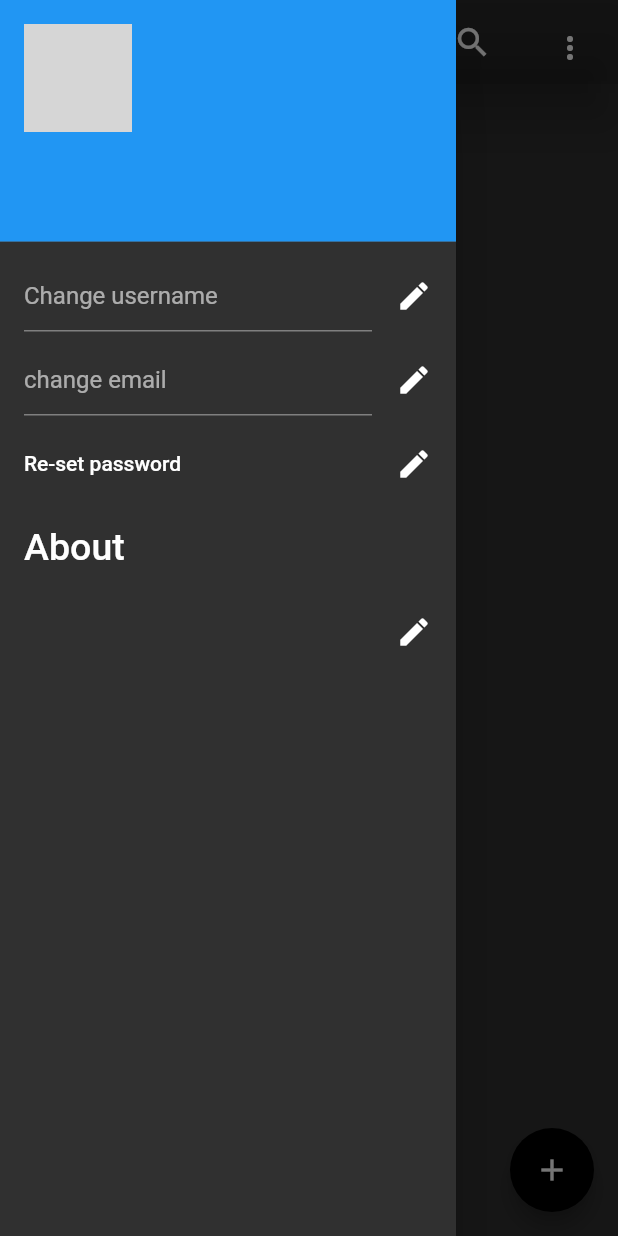
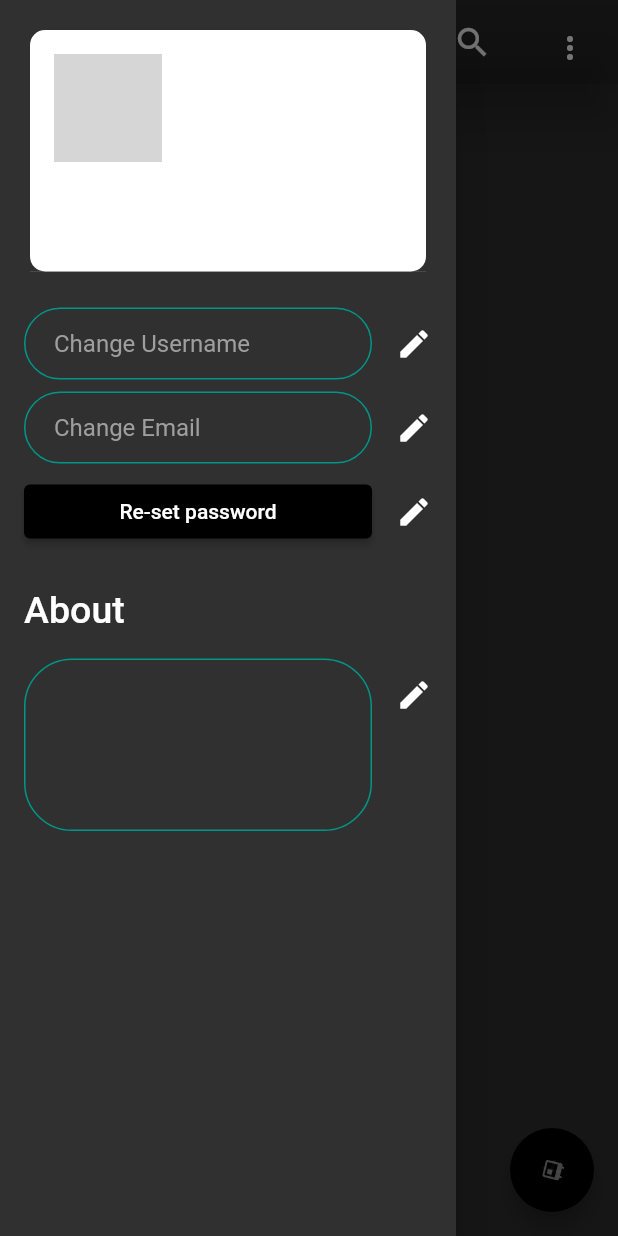
Before and after one commit to PranshuPandya/locus-stolker-app, a Flutter app: the GroupScreen screen opened by its route, with the side drawer open, on a phone screen of 412 x 824 dp. Run offline on Flutter 3.47's test engine with Material 2 defaults, Android fonts, the phone set to English and light mode, and no system bars; our stand-ins replace animated_text_kit, cloud_firestore, firebase_auth, firebase_core, firebase_storage, geolocator and 3 more; missing offline and left inert: custom_pop_up_menu; accounts and stored records are empty; network calls fail; grey boxes are pictures that could not be loaded.

Commit message:
Update group_screen.dart

```diff
--- a/lib/screens/group_screen.dart
+++ b/lib/screens/group_screen.dart
@@ -6,6 +6,7 @@ import 'package:locus_stalker/screens/login_screen.dart';
 import 'package:locus_stalker/screens/reset_password_screen.dart';
 import 'package:locus_stalker/screens/search_screen.dart';
 import 'package:location/location.dart';
+import '../constants.dart';
 import 'profile_screen.dart';
 import 'about_screen.dart';
 import 'package:custom_pop_up_menu/custom_pop_up_menu.dart';
@@ -23,7 +24,7 @@ class GroupScreen extends StatefulWidget {
   _GroupScreenState createState() => _GroupScreenState();
 }
 
-class _GroupScreenState extends State<GroupScreen> {
+class _GroupScreenState extends State<GroupScreen> with SingleTickerProviderStateMixin{
   String? email;
   String? userName;
   String? about;
@@ -38,6 +39,7 @@ class _GroupScreenState extends State<GroupScreen> {
   var emailController = TextEditingController();
   var passwordController = TextEditingController();
   var aboutController = TextEditingController();
+  late AnimationController controller;
 
   @override
   void initState() {
@@ -46,6 +48,14 @@ class _GroupScreenState extends State<GroupScreen> {
     userData();
     getLocation();
     getCurrentUserInfo();
+    controller = AnimationController(
+      vsync: this,
+      duration: Duration(seconds: 10),
+    );
+    controller.forward().then((_) async {
+      await Future.delayed(Duration(seconds: 1));
+      controller.reverse();
+    });
   }
 
   getCurrentUserInfo() async {
@@ -107,6 +117,11 @@ class _GroupScreenState extends State<GroupScreen> {
         child: ListView(
           children: [
             UserAccountsDrawerHeader(
+              decoration: BoxDecoration(
+                color: Colors.white,
+                borderRadius: BorderRadius.circular(10),
+              ),
+              margin: EdgeInsets.all(20.0),
               currentAccountPicture: GestureDetector(
                 child: CircleAvatar(
                   backgroundColor: Colors.grey.shade800,
@@ -136,14 +151,18 @@ class _GroupScreenState extends State<GroupScreen> {
                   getCurrentUserInfo();
                 },
               ),
-              accountName: Text(
+              accountName: Container(
+                child: Text(
                   userName!,
                   style: TextStyle(
                     fontWeight: FontWeight.bold,
                     fontSize: 15.0,
+                    color: Colors.black,
                   ),
                 ),
-              accountEmail: Text(email!),
+              ),
+              accountEmail: Container(
+                  child: Text(email!, style: TextStyle(color: Colors.black))),
             ),
             ListTile(
               title: TextField(
@@ -151,9 +170,7 @@ class _GroupScreenState extends State<GroupScreen> {
                 onChanged: (value) {
                   changedUserName = value;
                 },
-                decoration: InputDecoration(
-                  hintText: "Change username",
-                ),
+                decoration: kTextFieldDecoration.copyWith(hintText: 'Change Username'),
               ),
               trailing: GestureDetector(
                 onTap: () async {
@@ -201,9 +218,7 @@ class _GroupScreenState extends State<GroupScreen> {
                 onChanged: (value) {
                   changedEmail = value;
                 },
-                decoration: InputDecoration(
-                  hintText: "change email",
-                ),
+                decoration: kTextFieldDecoration.copyWith(hintText: 'Change Email'),
               ),
               trailing: GestureDetector(
                 onTap: () async {
@@ -235,9 +250,19 @@ class _GroupScreenState extends State<GroupScreen> {
               ),
             ),
             ListTile(
-              title: Text(
+              title: ElevatedButton(
+                onPressed: () {
+                  Navigator.pushNamed(context, ResetPasswordScreen.id);
+                },
+                style: ButtonStyle(
+                  backgroundColor:
+                      MaterialStateProperty.all<Color>(Colors.black),
+                ),
+                child: Text(
                   'Re-set password',
+                  textAlign: TextAlign.center,
                   style: TextStyle(color: Colors.white),
+                ),
               ),
               trailing: GestureDetector(
                 onTap: () {
@@ -249,10 +274,15 @@ class _GroupScreenState extends State<GroupScreen> {
                 ),
               ),
             ),
+            SizedBox(
+              height: 10,
+            ),
             ListTile(
               title: Text(
                 'About',
+                textAlign: TextAlign.left,
                 style: TextStyle(
+
                   fontSize: 25.0,
                   color: Colors.white,
                 ),
@@ -268,17 +298,8 @@ class _GroupScreenState extends State<GroupScreen> {
                   changedAbout = value;
                 },
                 controller: aboutController,
-                decoration: InputDecoration(
-                  hintText: '$about',
-                  hintStyle: TextStyle(
-                    color: Colors.white,
-                  ),
-                  border: InputBorder.none,
-                  focusedBorder: InputBorder.none,
-                  enabledBorder: InputBorder.none,
-                  errorBorder: InputBorder.none,
-                  disabledBorder: InputBorder.none,
-                ),
+                decoration: kTextFieldDecoration.copyWith(hintText: '$about'),
+
               ),
               trailing: GestureDetector(
                 onTap: () async {
@@ -375,9 +396,22 @@ class _GroupScreenState extends State<GroupScreen> {
             controller: _controller,
           ),
         ],
-        title: Text(
+        title: Container(
+          padding: EdgeInsets.all(4.0),
+          height: 40.0,
+          width: 90.0,
+          decoration: BoxDecoration(
+            color: Colors.white,
+            border: Border.all(
+              color: Colors.black,
+              width: 4,
+            ),
+            borderRadius: BorderRadius.circular(30.0),
+          ),
+          child: Text(
             'Groups',
-          style: TextStyle(color: Colors.white),
+            style: TextStyle(color: Colors.black),
+          ),
         ),
         backgroundColor: Colors.black12,
       ),
@@ -390,8 +424,9 @@ class _GroupScreenState extends State<GroupScreen> {
             SearchScreen.id,
           );
         },
-        child: Icon(
-          Icons.add,
+        child: AnimatedIcon(
+          progress: controller,
+          icon: AnimatedIcons.event_add,
           color: Colors.white,
         ),
       ),
@@ -468,13 +503,17 @@ class GroupRectangle extends StatelessWidget {
                 height: 50.0,
                 width: 50.0,
                 decoration: BoxDecoration(
-                  color: Colors.black54,
-                  borderRadius: BorderRadius.circular(55),
+                  color: Colors.white,
+                  border: Border.all(
+                    color: Colors.black,
+                    width: 4,
+                  ),
+                  borderRadius: BorderRadius.circular(30),
                 ),
                 child: Center(
                   child: Text(
                     '${groupName[0]}'.toUpperCase(),
-                    style: TextStyle(fontSize: 20.0, color: Colors.white),
+                    style: TextStyle(fontSize: 20.0, color: Colors.black),
                   ),
                 ),
               ),
@@ -484,10 +523,25 @@ class GroupRectangle extends StatelessWidget {
                 vertical: 10.0,
                 horizontal: 8.0,
               ),
+              child: Container(
+                padding: EdgeInsets.all(4.0),
+                height: 50.0,
+                width: 300,
+                decoration: BoxDecoration(
+                  color: Colors.white,
+                  border: Border.all(
+                    color: Colors.black,
+                    width: 6,
+                  ),
+                  borderRadius: BorderRadius.circular(10),
+                ),
                 child: Text(
                   '$groupName',
+                  textAlign: TextAlign.center,
                   style: TextStyle(
+                    color: Colors.black,
                     fontSize: 20.0,
+                  ),
                 ),
               ),
             ),
```
Lines whose indentation alone changed are shown as unchanged.
